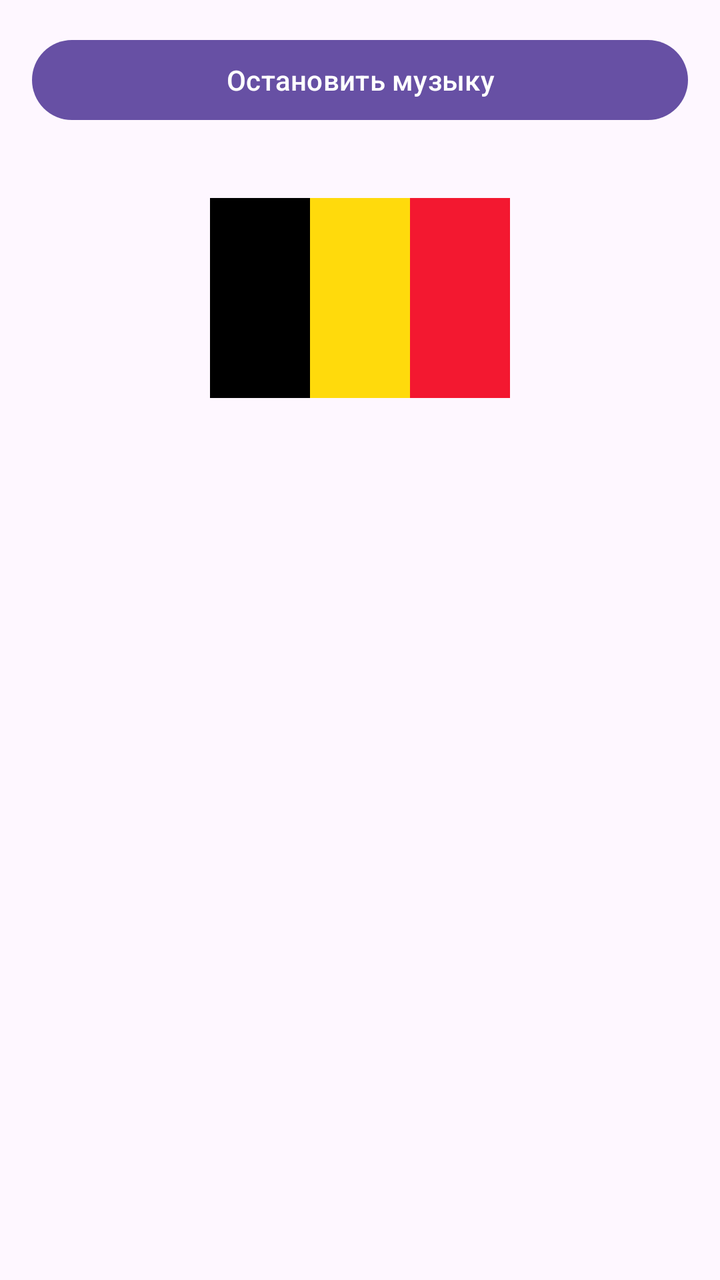
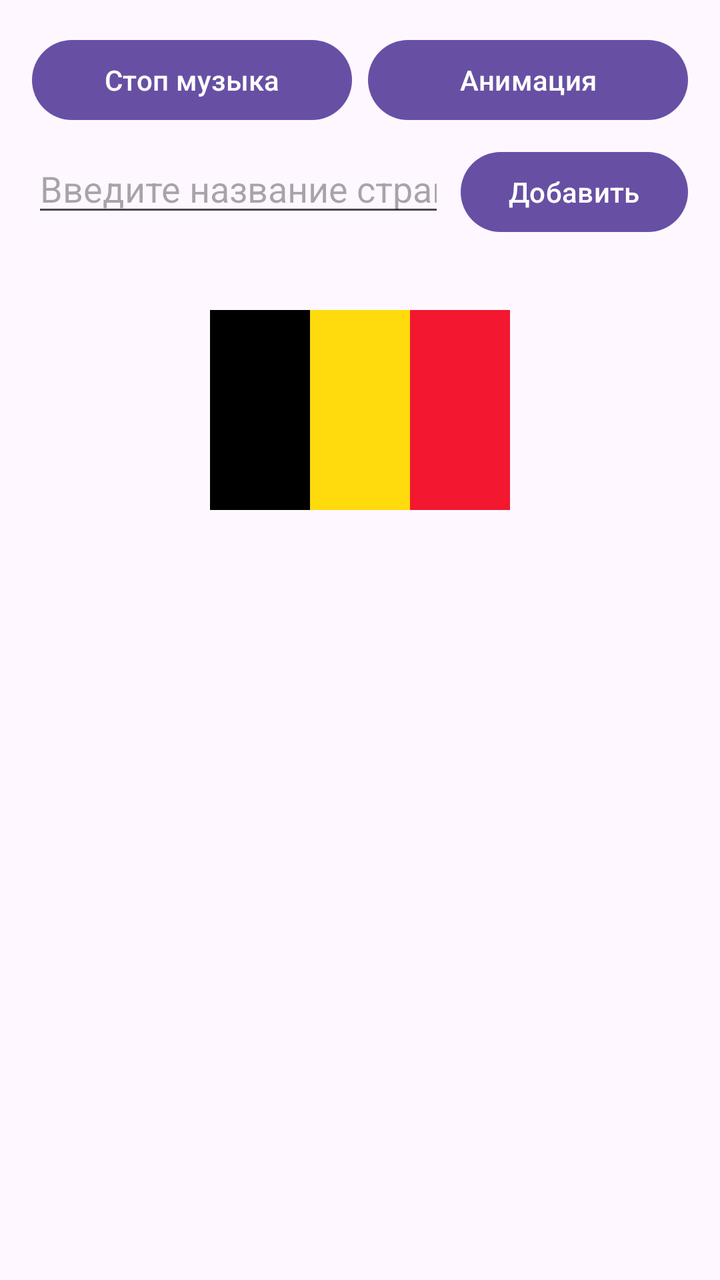

Screens rendered from an Android XML layout before and after an edit, with the pre-edit source and the edit as a unified diff.
<!-- AndroidManifest.xml: application theme Theme.MyApplication3 -->
<!-- res/layout/activity_main.xml -->
<?xml version="1.0" encoding="utf-8"?>
<LinearLayout xmlns:android="http://schemas.android.com/apk/res/android"
    android:layout_width="match_parent"
    android:layout_height="match_parent"
    android:orientation="vertical"
    android:padding="16dp">

    <Button
        android:id="@+id/buttonStop"
        android:layout_width="match_parent"
        android:layout_height="wrap_content"
        android:text="Остановить музыку"
        android:layout_marginBottom="10dp"/>

    <ImageView
        android:id="@+id/imageView1"
        android:layout_width="150dp"
        android:layout_height="150dp"
        android:layout_gravity="center"
        android:layout_marginBottom="10dp"
        android:src="@drawable/image1" />

    <ListView
        android:id="@+id/list"
        android:layout_width="match_parent"
        android:layout_height="match_parent" />

</LinearLayout>
<!-- resources referenced by this layout -->
<resources>
  <!-- drawable image1: png bitmap (drawable, 1945 bytes) -->
  <style name="Theme.MyApplication3" parent="Base.Theme.MyApplication3" />
  <style name="Base.Theme.MyApplication3" parent="Theme.Material3.DayNight.NoActionBar">
          
          
      </style>
</resources>

<!-- the commit's change to res/layout/activity_main.xml (unified diff, before → after) -->
@@ -5,13 +5,54 @@
     android:orientation="vertical"
     android:padding="16dp">
 
-    <Button
-        android:id="@+id/buttonStop"
+    
+    <LinearLayout
         android:layout_width="match_parent"
         android:layout_height="wrap_content"
-        android:text="Остановить музыку"
-        android:layout_marginBottom="10dp"/>
+        android:orientation="horizontal"
+        android:layout_marginBottom="8dp">
 
+        <Button
+            android:id="@+id/buttonStop"
+            android:layout_width="0dp"
+            android:layout_height="wrap_content"
+            android:layout_weight="1"
+            android:text="Стоп музыка"
+            android:layout_marginRight="4dp"/>
+
+        <Button
+            android:id="@+id/buttonAnimate"
+            android:layout_width="0dp"
+            android:layout_height="wrap_content"
+            android:layout_weight="1"
+            android:text="Анимация"
+            android:layout_marginLeft="4dp"/>
+    </LinearLayout>
+
+    
+    <LinearLayout
+        android:layout_width="match_parent"
+        android:layout_height="wrap_content"
+        android:orientation="horizontal"
+        android:layout_marginBottom="10dp">
+
+        <EditText
+            android:id="@+id/editTextNewItem"
+            android:layout_width="0dp"
+            android:layout_height="wrap_content"
+            android:layout_weight="1"
+            android:hint="Введите название страны..."
+            android:inputType="text"/>
+
+        <Button
+            android:id="@+id/buttonAdd"
+            android:layout_width="wrap_content"
+            android:layout_height="wrap_content"
+            android:text="Добавить"
+            android:layout_marginLeft="8dp"/>
+    </LinearLayout>
+
+    
     <ImageView
         android:id="@+id/imageView1"
         android:layout_width="150dp"
@@ -20,8 +61,9 @@
         android:layout_marginBottom="10dp"
         android:src="@drawable/image1" />
 
-    <ListView
-        android:id="@+id/list"
+    
+    <androidx.recyclerview.widget.RecyclerView
+        android:id="@+id/recyclerView"
         android:layout_width="match_parent"
         android:layout_height="match_parent" />
 
